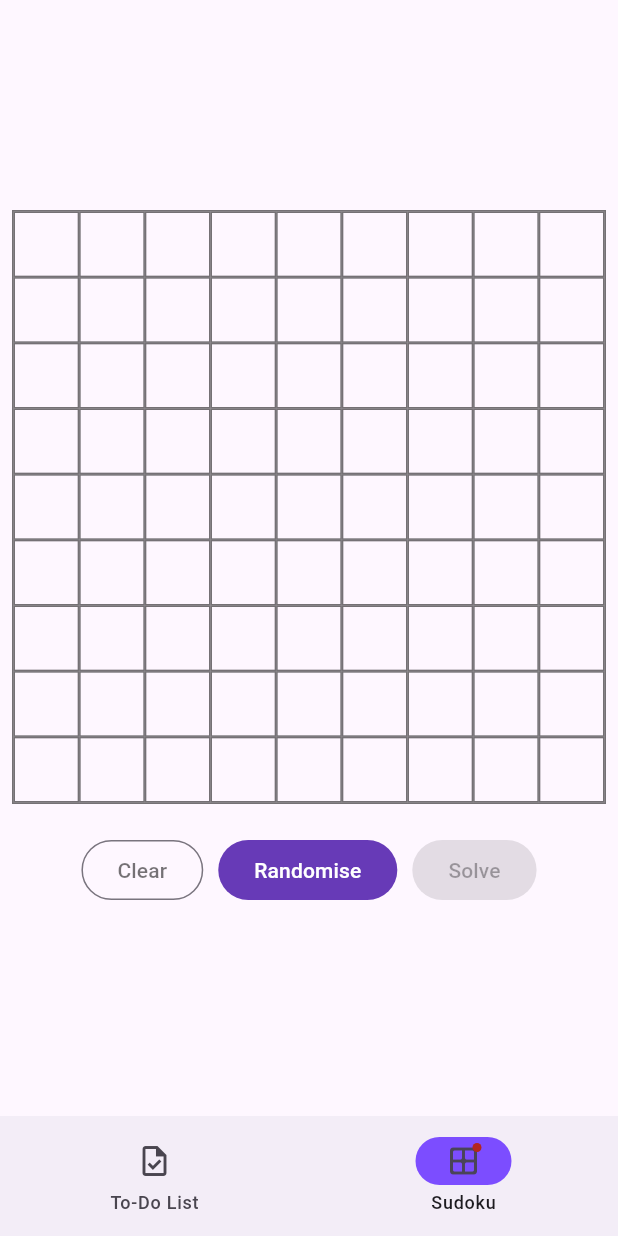
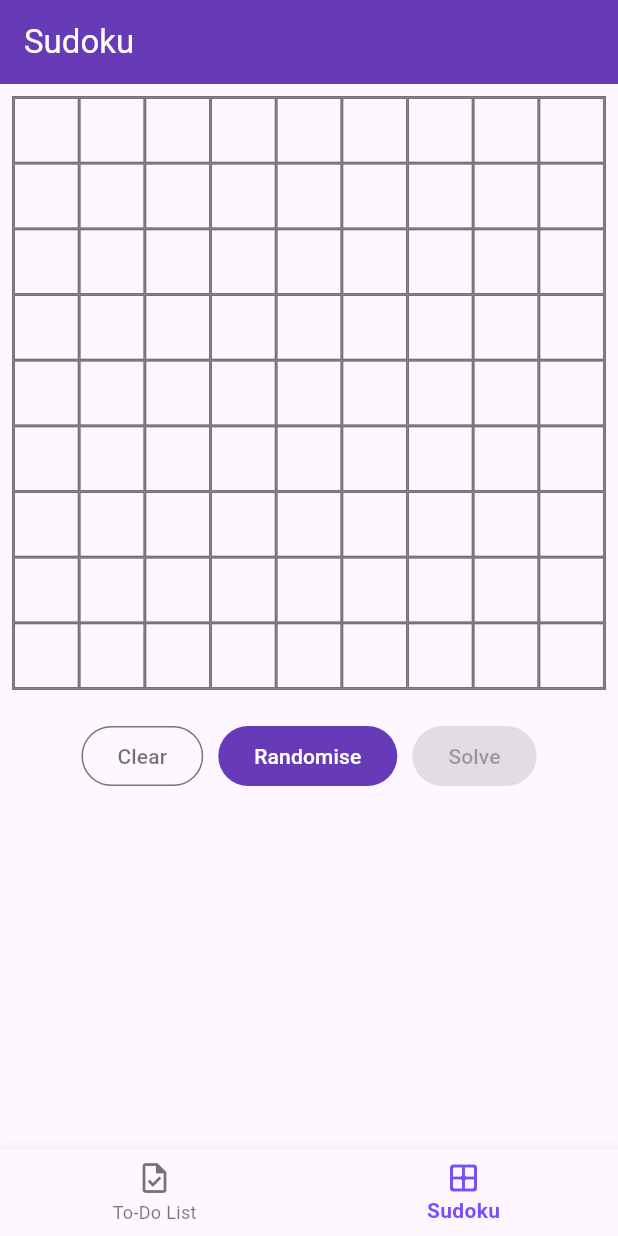
Before and after one commit to hmai2139/rapidmap-test, a Flutter app: the screen it shows after launch, item 2 of the bottom bar chosen, on a phone screen of 412 x 824 dp. Run offline on Flutter 3.47's test engine with Material 3 defaults, Android fonts, the phone set to English and light mode, and no system bars; our stand-ins replace sqflite; accounts and stored records are empty.

Commit message:
Moved AppBar from ToDoList page to root app. Added animation when navigating between ToDoList and Sudoku.

```diff
--- a/lib/main.dart
+++ b/lib/main.dart
@@ -38,32 +38,69 @@ class MyHomePage extends StatefulWidget {
 class _MyHomePageState extends State<MyHomePage> {
   int _currentPageIndex = 0;
 
+  late PageController _pageController;
+
+  @override
+  void initState() {
+    super.initState();
+    _pageController = PageController();
+  }
+
+  @override
+  void dispose() {
+    _pageController.dispose();
+    super.dispose();
+  }
+
+  List<String> pages = ['To-Do List', 'Sudoku'];
+
   @override
   Widget build(BuildContext context) {
     return Scaffold(
-        bottomNavigationBar: NavigationBar(
-          onDestinationSelected: (int index) =>
-              setState(() => _currentPageIndex = index),
-          indicatorColor: Colors.deepPurpleAccent,
-          selectedIndex: _currentPageIndex,
-          destinations: const <Widget>[
-            NavigationDestination(
-              icon: Icon(Icons.task_outlined),
-              label: 'To-Do List',
-            ),
-            NavigationDestination(
-              icon: Badge(child: Icon(Icons.border_all_rounded)),
-              label: 'Sudoku',
-            ),
+      appBar: AppBar(
+        backgroundColor: Colors.deepPurple,
+        title: Text(
+          pages[_currentPageIndex],
+          style: const TextStyle(color: Colors.white),
+        ),
+      ),
+      body: SizedBox.expand(
+        child: PageView(
+          controller: _pageController,
+          onPageChanged: (index) {
+            setState(() => _currentPageIndex = index);
+          },
+          children: const <Widget>[
+            ToDoList(),
+            Sudoku(),
           ],
         ),
-        body: Center(
-            child: [
-          /// To-Do List page.
-          const ToDoList(),
+      ),
+      bottomNavigationBar: BottomNavigationBar(
+        currentIndex: _currentPageIndex,
+        selectedItemColor: Colors.deepPurpleAccent,
+        selectedLabelStyle: const TextStyle(fontWeight: FontWeight.bold),
+        onTap: _onItemTapped,
+        items: const <BottomNavigationBarItem>[
+          BottomNavigationBarItem(
+              label: 'To-Do List', icon: Icon(Icons.task_outlined)),
+          BottomNavigationBarItem(
+            label: ('Sudoku'),
+            icon: Icon(Icons.border_all_rounded),
+            backgroundColor: Colors.lightBlue,
+          ),
+        ],
+      ),
+    );
+  }
 
-          /// Sudoku page.
-          const Sudoku()
-        ][_currentPageIndex]));
+  void _onItemTapped(int index) {
+    setState(() {
+      _currentPageIndex = index;
+
+      /// Animate navigation between pages.
+      _pageController.animateToPage(index,
+          duration: const Duration(milliseconds: 300), curve: Curves.easeOut);
+    });
   }
 }
--- a/lib/to_do_list/to_do_list.dart
+++ b/lib/to_do_list/to_do_list.dart
@@ -22,13 +22,6 @@ class _ToDoListState extends State<ToDoList> {
   @override
   Widget build(BuildContext context) {
     return Scaffold(
-      appBar: AppBar(
-        backgroundColor: Colors.deepPurple,
-        title: const Text(
-          "To-Do List",
-          style: TextStyle(color: Colors.white),
-        ),
-      ),
       body: DefaultTabController(
         length: 3,
         child: Column(
```
